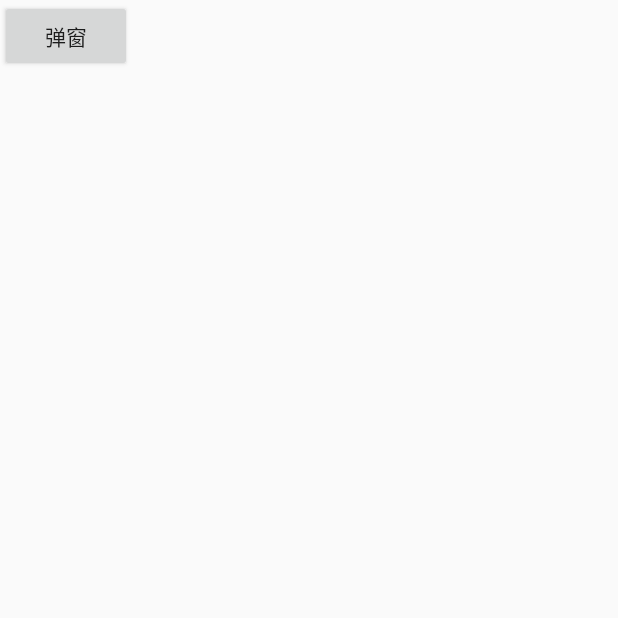
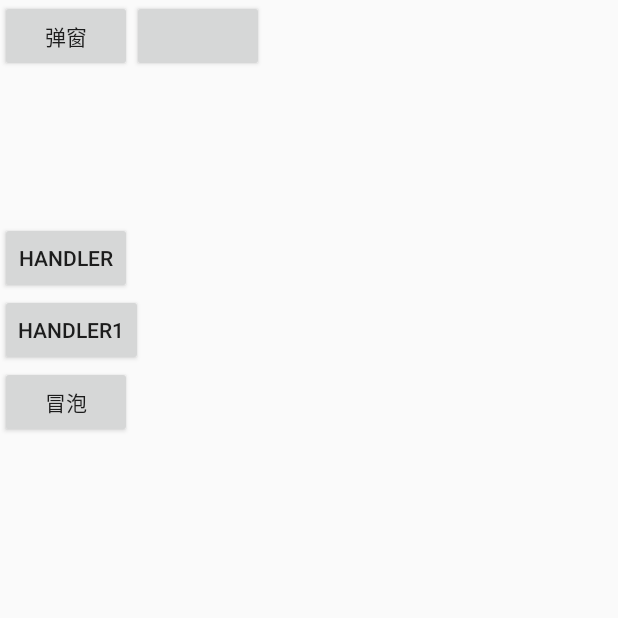
Before and after one commit to qiaojialiang/MyApplication-master, an Android app: the DaiLogActivity screen opened directly, with no data from a screen before it, on a phone screen of 412 x 824 dp, the top half of it. Run offline under Robolectric (Android 15) with nearby library versions, the phone set to English and light mode, and no system bars; our stand-ins replace ButterKnife; libraries missing offline, so code that uses them is left out: com.alibaba.fastjson.

Commit message:
11.17提交

```diff
--- a/app/src/main/java/com/example/myapplication/activity/view/DemoActivity.java
+++ b/app/src/main/java/com/example/myapplication/activity/view/DemoActivity.java
@@ -9,7 +9,6 @@ import androidx.fragment.app.Fragment;
 import androidx.viewpager.widget.ViewPager;
 
 import com.example.myapplication.R;
-import com.example.myapplication.adapter.MyPagetAdapter1;
 import com.example.myapplication.fragment.TabLayoutFragment;
 import com.google.android.material.appbar.AppBarLayout;
 import com.google.android.material.tabs.TabLayout;
@@ -44,8 +43,8 @@ public class DemoActivity extends AppCompatActivity {
             list_Title.add("选项卡" + i + "");
         }
         mTabLayout.setTabMode(MODE_SCROLLABLE);//设置可滑动
-       // mViewPager.setAdapter(new MyPagetAdapter1(getSupportFragmentManager(), DemoActivity.this, fragmentList, list_Title));
-       // mTabLayout.setupWithViewPager(mViewPager);
+        // mViewPager.setAdapter(new MyPagetAdapter1(getSupportFragmentManager(), DemoActivity.this, fragmentList, list_Title));
+        // mTabLayout.setupWithViewPager(mViewPager);
     }
 
 
--- a/app/src/main/java/com/example/myapplication/activity/view/SideBarActivity.java
+++ b/app/src/main/java/com/example/myapplication/activity/view/SideBarActivity.java
@@ -1,5 +1,6 @@
 package com.example.myapplication.activity.view;
 
+import android.annotation.SuppressLint;
 import android.content.Context;
 import android.content.Intent;
 import android.widget.TextView;
@@ -22,6 +23,7 @@ import butterknife.BindView;
  * Created on 2020/9/8
  * 字母索引
  **/
+@SuppressLint("NonConstantResourceId")
 public class SideBarActivity extends BaseNewActivity {
 
     @BindView(R.id.side_bar_recycle)
--- a/app/src/main/java/com/example/myapplication/activity/view/WeatherActivity.java
+++ b/app/src/main/java/com/example/myapplication/activity/view/WeatherActivity.java
@@ -21,7 +21,6 @@ import java.util.List;
 import butterknife.BindView;
 
 public class WeatherActivity extends BaseMvpActivity<WeatherPresenter>  implements WeatherContract.WeatherView {
-
 
     @BindView(R.id.recyclerView_weather)
     RecyclerView mRecycleView;
--- a/app/src/main/java/com/example/myapplication/api/ApiService.java
+++ b/app/src/main/java/com/example/myapplication/api/ApiService.java
@@ -11,7 +11,6 @@ import java.util.List;
 import io.reactivex.Observable;
 import retrofit2.Call;
 import retrofit2.http.Body;
-import retrofit2.http.Field;
 import retrofit2.http.GET;
 import retrofit2.http.Headers;
 import retrofit2.http.POST;
--- a/app/src/main/java/com/example/myapplication/base/BaseActivity.java
+++ b/app/src/main/java/com/example/myapplication/base/BaseActivity.java
@@ -25,7 +25,6 @@ import androidx.appcompat.widget.Toolbar;
 import com.example.myapplication.R;
 import com.example.myapplication.utils.ActivityManager;
 import com.example.myapplication.utils.CustomDialog;
-import com.example.myapplication.utils.HttpUtils;
 
 import java.lang.ref.WeakReference;
 
--- a/app/src/main/java/com/example/myapplication/base/gson/BaseResponseBodyConverter.java
+++ b/app/src/main/java/com/example/myapplication/base/gson/BaseResponseBodyConverter.java
@@ -1,7 +1,6 @@
 package com.example.myapplication.base.gson;
 
 import android.text.TextUtils;
-import android.util.Log;
 
 import com.example.myapplication.base.BaseException;
 import com.google.gson.Gson;
--- a/app/src/main/res/layout/activity_dailog.xml
+++ b/app/src/main/res/layout/activity_dailog.xml
@@ -5,23 +5,55 @@
     android:layout_height="match_parent">
 
     <Button
-        android:id="@+id/btn_show"
+        android:id="@+id/activity_dialog_btn_show"
         android:layout_width="wrap_content"
         android:layout_height="wrap_content"
         android:text="弹窗"
         app:layout_constraintLeft_toLeftOf="parent"
         app:layout_constraintTop_toTopOf="parent" />
 
-
-
     <TextView
         android:id="@+id/text1"
         android:layout_width="150dp"
         android:layout_height="100dp"
-         app:layout_constraintLeft_toLeftOf="parent"
-         app:layout_constraintTop_toBottomOf="@id/btn_show"
         android:gravity="center"
         android:textColor="#000000"
         android:textSize="22sp"
+        app:layout_constraintLeft_toLeftOf="parent"
+        app:layout_constraintTop_toBottomOf="@id/activity_dialog_btn_show" />
+
+
+    <Button
+        android:id="@+id/btn1"
+        android:layout_width="wrap_content"
+        android:layout_height="wrap_content"
+        app:layout_constraintLeft_toRightOf="@id/activity_dialog_btn_show"
+        app:layout_constraintTop_toTopOf="parent" />
+
+    <Button
+        android:id="@+id/activity_dialog_btn2"
+        android:layout_width="wrap_content"
+        android:layout_height="wrap_content"
+        android:text="handler"
+        app:layout_constraintLeft_toLeftOf="parent"
+        app:layout_constraintTop_toBottomOf="@id/text1" />
+
+    <Button
+        android:id="@+id/activity_dialog_btn3"
+        android:layout_width="wrap_content"
+        android:layout_height="wrap_content"
+        android:text="handler1"
+        app:layout_constraintLeft_toLeftOf="parent"
+        app:layout_constraintTop_toBottomOf="@id/activity_dialog_btn2" />
+
+    <Button
+        android:id="@+id/activity_dialog_btn4"
+        android:layout_width="wrap_content"
+        android:layout_height="wrap_content"
+        app:layout_constraintLeft_toLeftOf="parent"
+        app:layout_constraintTop_toBottomOf="@id/activity_dialog_btn3"
+        android:text="冒泡"
         />
+
+
 </androidx.constraintlayout.widget.ConstraintLayout>
--- /dev/null
+++ b/app/src/main/res/layout/activity_even_bus.xml
@@ -0,0 +1,6 @@
+<?xml version="1.0" encoding="utf-8"?>
+<androidx.constraintlayout.widget.ConstraintLayout
+    xmlns:android="http://schemas.android.com/apk/res/android" android:layout_width="match_parent"
+    android:layout_height="match_parent">
+
+</androidx.constraintlayout.widget.ConstraintLayout>
```
Also changed, not shown: app/src/main/AndroidManifest.xml (+5 -4 lines), app/src/main/java/com/example/myapplication/activity/view/DaiLogActivity.java (+107 -15 lines), app/src/main/java/com/example/myapplication/activity/view/EvenBusActivity.java (added, +28 -0 lines), app/src/main/java/com/example/myapplication/activity/view/MainActivity.java (+21 -4 lines), app/src/main/java/com/example/myapplication/adapter/PriceAdapter.java (+3 -7 lines), app/src/main/res/layout/main_foot_view.xml (+9 -0 lines). Lines whose indentation alone changed are shown as unchanged.
